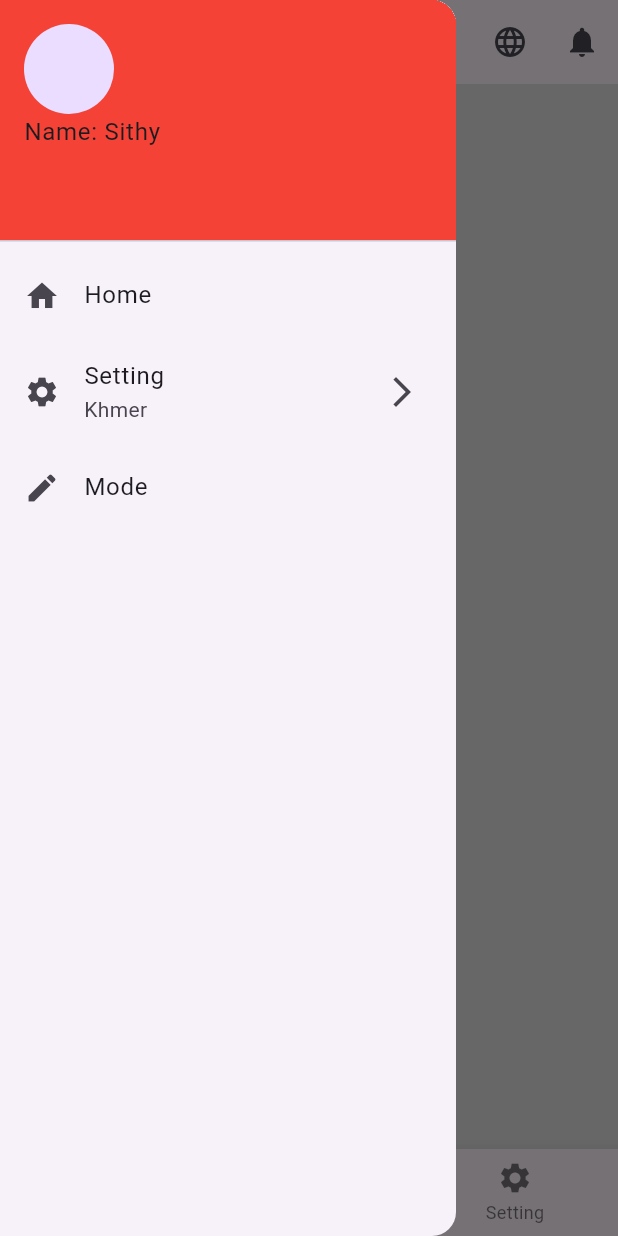
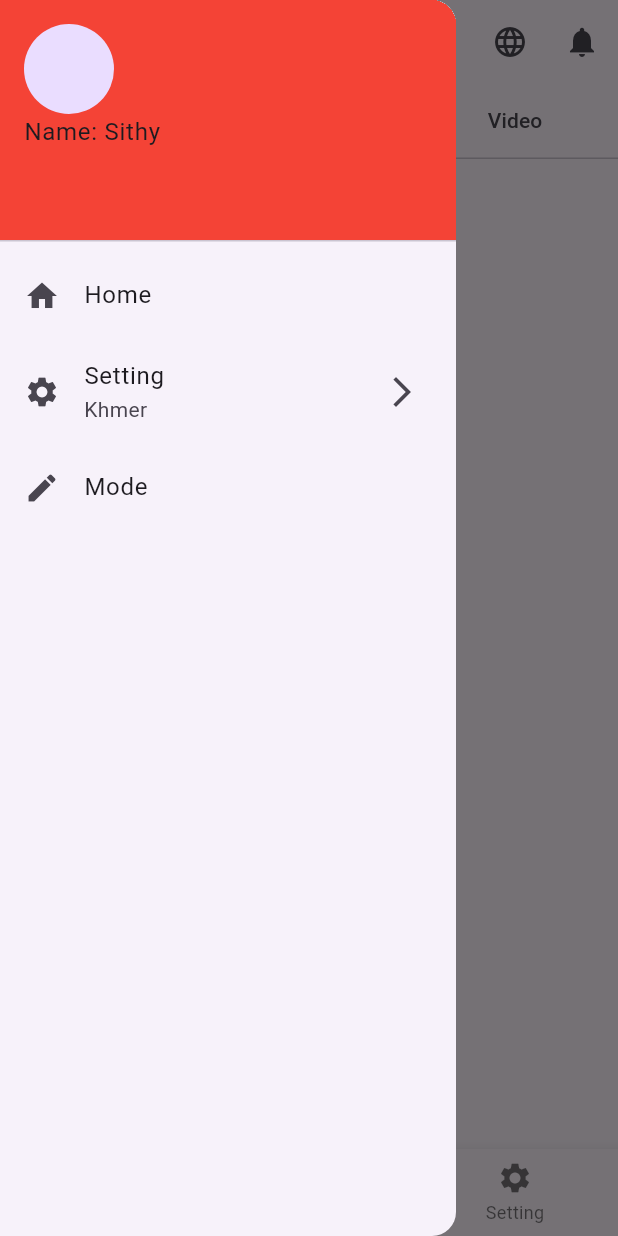
Before and after one commit to Sastra-Digital-School/first_flutter_project_weekend, a Flutter app: the screen it shows after launch, item 2 of the bottom bar chosen, with the side drawer open, on a phone screen of 412 x 824 dp. Run offline on Flutter 3.47's test engine with Material 3 defaults, Android fonts, the phone set to English and light mode, and no system bars; our stand-ins replace cached_network_image; network calls fail.

Commit message:
update 17-05-2025

```diff
--- a/lib/screen/home_screen.dart
+++ b/lib/screen/home_screen.dart
@@ -1,5 +1,6 @@
 import 'package:first_project/widgets/card_por.dart';
 import 'package:first_project/widgets/card_widget.dart';
+import 'package:first_project/widgets/new_feed_card_widget.dart';
 import 'package:flutter/material.dart';
 
 class HomeScreen extends StatefulWidget {
@@ -42,28 +43,66 @@ class _HomeScreenState extends State<HomeScreen> {
         });
   }
 
+  List<String> tabBarTitle = ['Student List', 'New Feed', 'Video'];
+
+  List<String> photo = [
+    'https://www.ft.com/__origami/service/image/v2/images/raw/http%3A%2F%2Fcom.ft.imagepublish.upp-prod-eu.s3.amazonaws.com%2F75a4a8f4-3874-11ea-ac3c-f68c10993b04?source=next-article&fit=scale-down&quality=highest&width=700&dpr=1',
+    'https://plus.unsplash.com/premium_photo-1682091992663-2e4f4a5534ba?fm=jpg&q=60&w=3000&ixlib=rb-4.1.0&ixid=M3wxMjA3fDB8MHxzZWFyY2h8MXx8bWFsZSUyMHN0dWRlbnR8ZW58MHx8MHx8fDA%3D',
+    'https://thumbs.dreamstime.com/b/male-student-working-desk-chinese-school-26363958.jpg',
+    'https://as1.ftcdn.net/jpg/02/57/07/40/1000_F_257074046_HnOJVuJxaTnk9rCOatQjZcmpEd48lNjs.jpg',
+    'https://www.universityofcalifornia.edu/sites/default/files/styles/feature_banner_image/public/2022-01/2018_03_12_UCR_day1_post-79.jpg?h=0c170278&itok=6dn4jQxG',
+  ];
+
+  List<String> name = [
+    'Sithy Chamroeun',
+    'Vuthy Chundee',
+    'Dara Van',
+    'Visal Can',
+    'Sokha Teang',
+  ];
+  List<bool> status = [true, false, true, false, true];
+
   @override
   Widget build(BuildContext context) {
-    return Scaffold(
-      appBar: _buildAppBar,
-      drawer: _buildDrawer,
-      body: _dashboard[_currentIndex],
-      bottomNavigationBar: _buildBottomNavigationBar,
+    return DefaultTabController(
+      length: tabBarTitle.length,
+      child: Scaffold(
+        appBar: _buildAppBar,
+        drawer: _buildDrawer,
+        body: _dashboard[_currentIndex],
+        bottomNavigationBar: _buildBottomNavigationBar,
+      ),
     );
   }
 
   get _buildAppBar {
     return AppBar(
-      title: const Text('Home Screen'),
+      // backgroundColor: Colors.cyan[300],
+      title: const Text(
+        'Home Screen',
+        style: TextStyle(fontWeight: FontWeight.bold),
+      ),
       actions: [
         IconButton(onPressed: () {}, icon: Icon(Icons.settings)),
         IconButton(onPressed: () {}, icon: Icon(Icons.language)),
         IconButton(onPressed: () {}, icon: Icon(Icons.notifications)),
       ],
+      bottom: PreferredSize(
+        preferredSize: Size.fromHeight(50),
+        child: SizedBox(
+          height: 50,
+          child: TabBar(
+            tabs: List.generate(
+              tabBarTitle.length,
+              (index) => Tab(text: tabBarTitle[index]),
+            ),
+          ),
+        ),
+      ),
     );
   }
 
-  get _dashboard => [_buildBodyLayout, _buildBody, _buildBodyPage2];
+  get _dashboard => [_buildBodyLayout, _buildBody, _buildBody, _buildBodyPage2];
 
   get _buildDrawer {
     return Drawer(
@@ -113,16 +152,12 @@ class _HomeScreenState extends State<HomeScreen> {
   }
 
   get _mobile {
-    List<String> name = ['Sithy', 'Vuthy', 'Dara', 'Visal', 'Sokha'];
+    return TabBarView(
+      children: [_buildStudentList, _buildNewFeed, _buildVideo],
+    );
+  }
 
-    List<String> photo = [
-      'https://www.ft.com/__origami/service/image/v2/images/raw/http%3A%2F%2Fcom.ft.imagepublish.upp-prod-eu.s3.amazonaws.com%2F75a4a8f4-3874-11ea-ac3c-f68c10993b04?source=next-article&fit=scale-down&quality=highest&width=700&dpr=1',
-      'https://plus.unsplash.com/premium_photo-1682091992663-2e4f4a5534ba?fm=jpg&q=60&w=3000&ixlib=rb-4.1.0&ixid=M3wxMjA3fDB8MHxzZWFyY2h8MXx8bWFsZSUyMHN0dWRlbnR8ZW58MHx8MHx8fDA%3D',
-      'https://thumbs.dreamstime.com/b/male-student-working-desk-chinese-school-26363958.jpg',
-      'https://as1.ftcdn.net/jpg/02/57/07/40/1000_F_257074046_HnOJVuJxaTnk9rCOatQjZcmpEd48lNjs.jpg',
-      'https://www.universityofcalifornia.edu/sites/default/files/styles/feature_banner_image/public/2022-01/2018_03_12_UCR_day1_post-79.jpg?h=0c170278&itok=6dn4jQxG',
-    ];
-
+  get _buildStudentList {
     return Column(
       children: [
         Expanded(
@@ -152,6 +187,30 @@ class _HomeScreenState extends State<HomeScreen> {
     );
   }
 
+  get _buildNewFeed {
+    return ListView.builder(
+      itemCount: photo.length,
+      itemBuilder: (context, index) {
+        return NewFeedCardWidget(
+          profileName: name[index],
+          duration: '${5 + index}min .',
+          profilePhoto: photo[0],
+          photo: photo[index],
+          isPrivate: status[index],
+        );
+      },
+    );
+  }
+
+  get _buildVideo {
+    return Container(
+      height: double.infinity,
+      width: double.infinity,
+      color: Colors.green,
+      child: Icon(Icons.video_call, size: 50),
+    );
+  }
+
   get _tablet => Container(
     height: double.infinity,
     width: double.infinity,
@@ -160,49 +219,9 @@ class _HomeScreenState extends State<HomeScreen> {
   );
 
   get _buildBody {
-    var textStyle = TextStyle(fontWeight: FontWeight.bold, fontSize: 20);
-    return Container(
-      width: double.infinity,
-      color: Colors.grey.shade300,
-      child: Column(
-        spacing: 50,
-        mainAxisAlignment: MainAxisAlignment.center,
-        children: [
-          Column(
-            children: [
-              Text(
-                'Count number: $_counter',
-                style: TextStyle(fontSize: 25, fontWeight: FontWeight.bold),
-              ),
-              Row(
-                spacing: 20,
-                mainAxisAlignment: MainAxisAlignment.center,
-                children: [
-                  _counter == 0
-                      ? SizedBox()
-                      : ElevatedButton(
-                        onPressed: descresment,
-                        child: Text('-', style: textStyle),
-                      ),
-                  ElevatedButton(
-                    onPressed: incresment,
-                    child: Text('+', style: textStyle),
-                  ),
-                ],
-              ),
-            ],
-          ),
-          InkWell(
-            onTap: changeColor,
-            child: Container(
-              height: 100,
-              width: 100,
-              color: _changeColor == false ? Colors.amber : Colors.blue,
-            ),
-          ),
-        ],
-      ),
-    );
+    // var textStyle = TextStyle(fontWeight: FontWeight.bold, fontSize: 20);
+    // List color = [Colors.amber, Colors.red, Colors.black, Colors.blue];
+    return SizedBox();
   }
 
   get _buildBodyPage2 {
@@ -272,12 +291,8 @@ class _HomeScreenState extends State<HomeScreen> {
 
   get _buildBottomNavigationBar => BottomNavigationBar(
     items: [
-      BottomNavigationBarItem(
-        icon: Icon(Icons.home),
-        activeIcon: Icon(Icons.home_repair_service),
-        label: 'Home',
-      ),
-      BottomNavigationBarItem(icon: Icon(Icons.mode), label: 'Mode'),
+      BottomNavigationBarItem(icon: Icon(Icons.home), label: 'Home'),
+      BottomNavigationBarItem(icon: Icon(Icons.feed_rounded), label: 'Page'),
       BottomNavigationBarItem(icon: Icon(Icons.settings), label: 'Setting'),
     ],
     currentIndex: _currentIndex,
--- a/lib/widgets/card_por.dart
+++ b/lib/widgets/card_por.dart
@@ -76,8 +76,8 @@ class CardPor extends StatelessWidget {
           top: 10,
           child: CircleAvatar(
             radius: 15,
-            backgroundColor: Colors.amber,
-            backgroundImage: AssetImage('assets/images/icon.jpg'),
+            backgroundColor: Colors.grey,
+            backgroundImage: AssetImage('assets/images/pin_icon.png'),
           ),
         ),
       ],
```
Also changed, not shown: lib/widgets/new_feed_card_widget.dart (added, +145 -0 lines).
